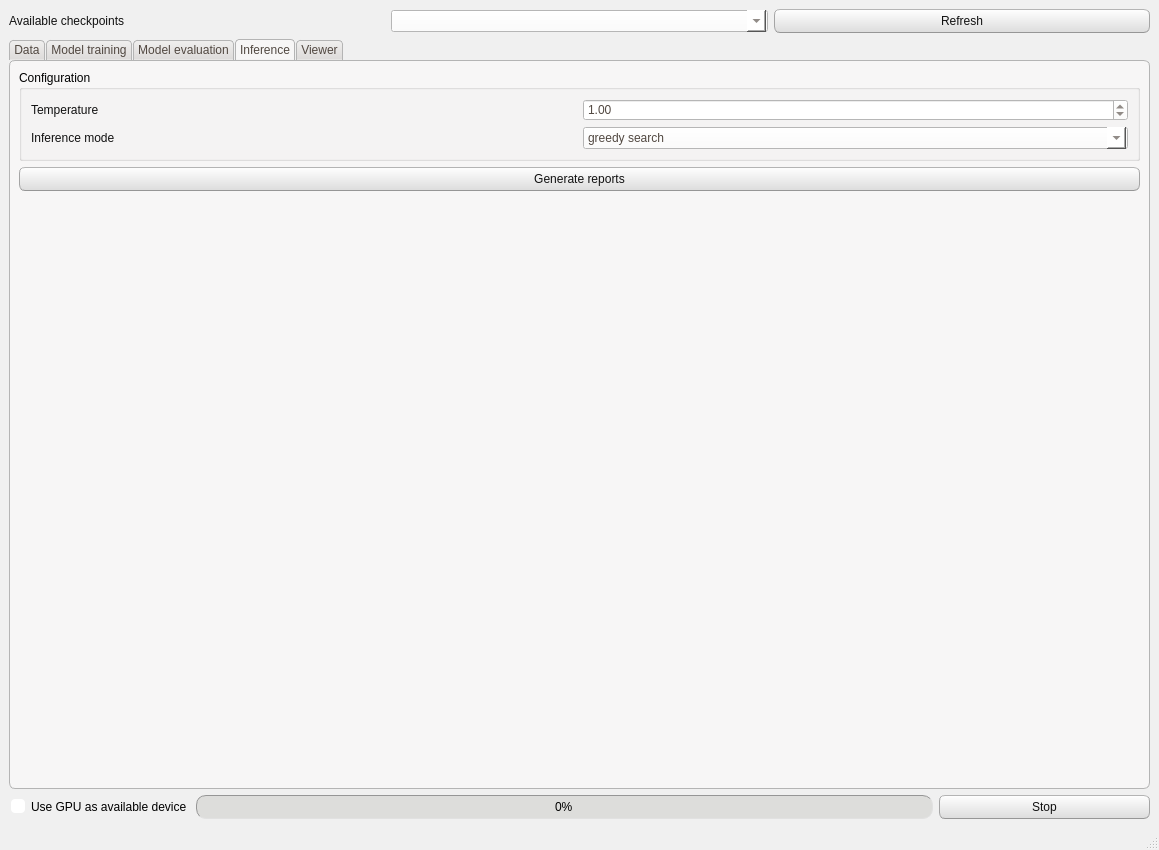
Old version of the form XREPORT/app/src/window_layout.ui in the repository CTCycle/XREPORT-radiological-reports-generator.
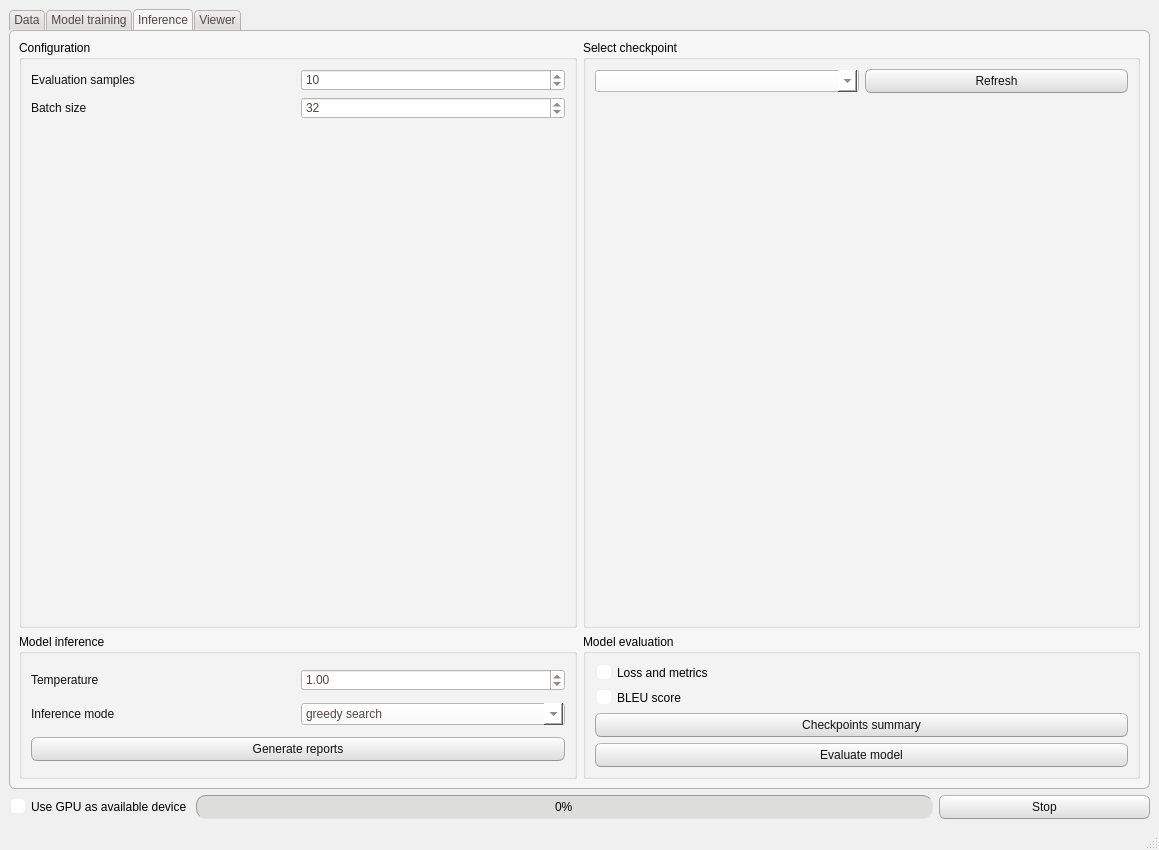
New version of the form. The open tabs and pages were chosen to show the change.

Diff of the .ui file:
```diff
--- a/XREPORT/app/src/window_layout.ui
+++ b/XREPORT/app/src/window_layout.ui
@@ -539,27 +539,6 @@
      </layout>
     </item>
     <item row="0" column="0">
-     <layout class="QHBoxLayout" name="checkpointsLayout">
-      <item>
-       <widget class="QLabel" name="ACLabel">
-        <property name="text">
-         <string>Available checkpoints</string>
-        </property>
-       </widget>
-      </item>
-      <item>
-       <widget class="QComboBox" name="checkpointsList"/>
-      </item>
-      <item>
-       <widget class="QPushButton" name="refreshCheckpoints">
-        <property name="text">
-         <string>Refresh</string>
-        </property>
-       </widget>
-      </item>
-     </layout>
-    </item>
-    <item row="1" column="0">
      <widget class="QTabWidget" name="Tabs">
       <property name="accessibleName">
        <string/>
@@ -1415,11 +1394,13 @@
         </item>
        </layout>
       </widget>
-      <widget class="QWidget" name="evalTab">
+      <widget class="QWidget" name="inferenceTab">
        <attribute name="title">
-        <string>Model evaluation</string>
+        <string>Inference</string>
        </attribute>
-       <layout class="QVBoxLayout" name="verticalLayout_12">
+       <layout class="QVBoxLayout" name="verticalLayout_18">
+        <item>
+         <layout class="QHBoxLayout" name="horizontalLayout_8">
         <item>
          <widget class="QGroupBox" name="groupBox_9">
           <property name="title">
@@ -1458,7 +1439,7 @@
              <item>
               <widget class="QLabel" name="label_19">
                <property name="text">
-                <string>Evaluation batch size</string>
+                  <string>Batch size</string>
                </property>
               </widget>
              </item>
@@ -1477,49 +1458,6 @@
              </item>
             </layout>
            </item>
-          </layout>
-         </widget>
-        </item>
-        <item>
-         <widget class="QGroupBox" name="groupBox_7">
-          <property name="title">
-           <string>Selected metrics</string>
-          </property>
-          <layout class="QVBoxLayout" name="verticalLayout_21">
-           <item>
-            <widget class="QCheckBox" name="evalReport">
-             <property name="text">
-              <string>Loss and metrics</string>
-             </property>
-            </widget>
-           </item>
-           <item>
-            <widget class="QCheckBox" name="getBLEUScore">
-             <property name="text">
-              <string>BLEU score</string>
-             </property>
-            </widget>
-           </item>
-          </layout>
-         </widget>
-        </item>
-        <item>
-         <widget class="QPushButton" name="evaluateModel">
-          <property name="text">
-           <string>Evaluate model</string>
-          </property>
-         </widget>
-        </item>
-        <item>
-         <widget class="QPushButton" name="checkpointSummary">
-          <property name="toolTip">
-           <string>&lt;html&gt;&lt;head/&gt;&lt;body&gt;&lt;p&gt;Create checkpoints summary that includes all configurations for each pretrained model&lt;/p&gt;&lt;/body&gt;&lt;/html&gt;</string>
-          </property>
-          <property name="text">
-           <string>Checkpoints summary</string>
-          </property>
-         </widget>
-        </item>
         <item>
          <spacer name="verticalSpacer_9">
           <property name="orientation">
@@ -1528,24 +1466,60 @@
           <property name="sizeHint" stdset="0">
            <size>
             <width>20</width>
-            <height>462</height>
+                 <height>40</height>
            </size>
           </property>
          </spacer>
         </item>
        </layout>
       </widget>
-      <widget class="QWidget" name="inferenceTab">
-       <attribute name="title">
-        <string>Inference</string>
-       </attribute>
-       <layout class="QVBoxLayout" name="verticalLayout_10">
+          </item>
         <item>
-         <widget class="QGroupBox" name="inferenceConfigGroup">
+           <widget class="QGroupBox" name="groupBox_8">
           <property name="title">
-           <string>Configuration</string>
-          </property>
-          <layout class="QVBoxLayout" name="verticalLayout_16">
+             <string>Select checkpoint</string>
+            </property>
+            <layout class="QVBoxLayout" name="verticalLayout_12">
+             <item>
+              <layout class="QHBoxLayout" name="horizontalLayout_5">
+               <item>
+                <widget class="QComboBox" name="checkpointsList"/>
+               </item>
+               <item>
+                <widget class="QPushButton" name="refreshCheckpoints">
+                 <property name="text">
+                  <string>Refresh</string>
+                 </property>
+                </widget>
+               </item>
+              </layout>
+             </item>
+             <item>
+              <spacer name="verticalSpacer_11">
+               <property name="orientation">
+                <enum>Qt::Orientation::Vertical</enum>
+               </property>
+               <property name="sizeHint" stdset="0">
+                <size>
+                 <width>20</width>
+                 <height>40</height>
+                </size>
+               </property>
+              </spacer>
+             </item>
+            </layout>
+           </widget>
+          </item>
+         </layout>
+        </item>
+        <item>
+         <layout class="QHBoxLayout" name="horizontalLayout_14">
+          <item>
+           <widget class="QGroupBox" name="groupBox_10">
+            <property name="title">
+             <string>Model inference</string>
+            </property>
+            <layout class="QVBoxLayout" name="verticalLayout_15">
            <item>
             <layout class="QHBoxLayout" name="horizontalLayout_26">
              <item>
@@ -1595,9 +1569,6 @@
              </item>
             </layout>
            </item>
-          </layout>
-         </widget>
-        </item>
         <item>
          <widget class="QPushButton" name="generateReports">
           <property name="text">
@@ -1605,18 +1576,50 @@
           </property>
          </widget>
         </item>
+            </layout>
+           </widget>
+          </item>
         <item>
-         <spacer name="verticalSpacer_8">
-          <property name="orientation">
-           <enum>Qt::Orientation::Vertical</enum>
-          </property>
-          <property name="sizeHint" stdset="0">
-           <size>
-            <width>20</width>
-            <height>40</height>
-           </size>
-          </property>
-         </spacer>
+           <widget class="QGroupBox" name="groupBox_7">
+            <property name="title">
+             <string>Model evaluation</string>
+            </property>
+            <layout class="QVBoxLayout" name="verticalLayout_21">
+             <item>
+              <widget class="QCheckBox" name="evalReport">
+               <property name="text">
+                <string>Loss and metrics</string>
+               </property>
+              </widget>
+             </item>
+             <item>
+              <widget class="QCheckBox" name="getBLEUScore">
+               <property name="text">
+                <string>BLEU score</string>
+               </property>
+              </widget>
+             </item>
+             <item>
+              <widget class="QPushButton" name="checkpointSummary">
+               <property name="toolTip">
+                <string>&lt;html&gt;&lt;head/&gt;&lt;body&gt;&lt;p&gt;Create checkpoints summary that includes all configurations for each pretrained model&lt;/p&gt;&lt;/body&gt;&lt;/html&gt;</string>
+               </property>
+               <property name="text">
+                <string>Checkpoints summary</string>
+               </property>
+              </widget>
+             </item>
+             <item>
+              <widget class="QPushButton" name="evaluateModel">
+               <property name="text">
+                <string>Evaluate model</string>
+               </property>
+              </widget>
+             </item>
+            </layout>
+           </widget>
+          </item>
+         </layout>
         </item>
        </layout>
       </widget>
```
Left out of the diff: 119 changed lines with no effect on the pictures. Lines whose indentation alone changed are shown as unchanged.
